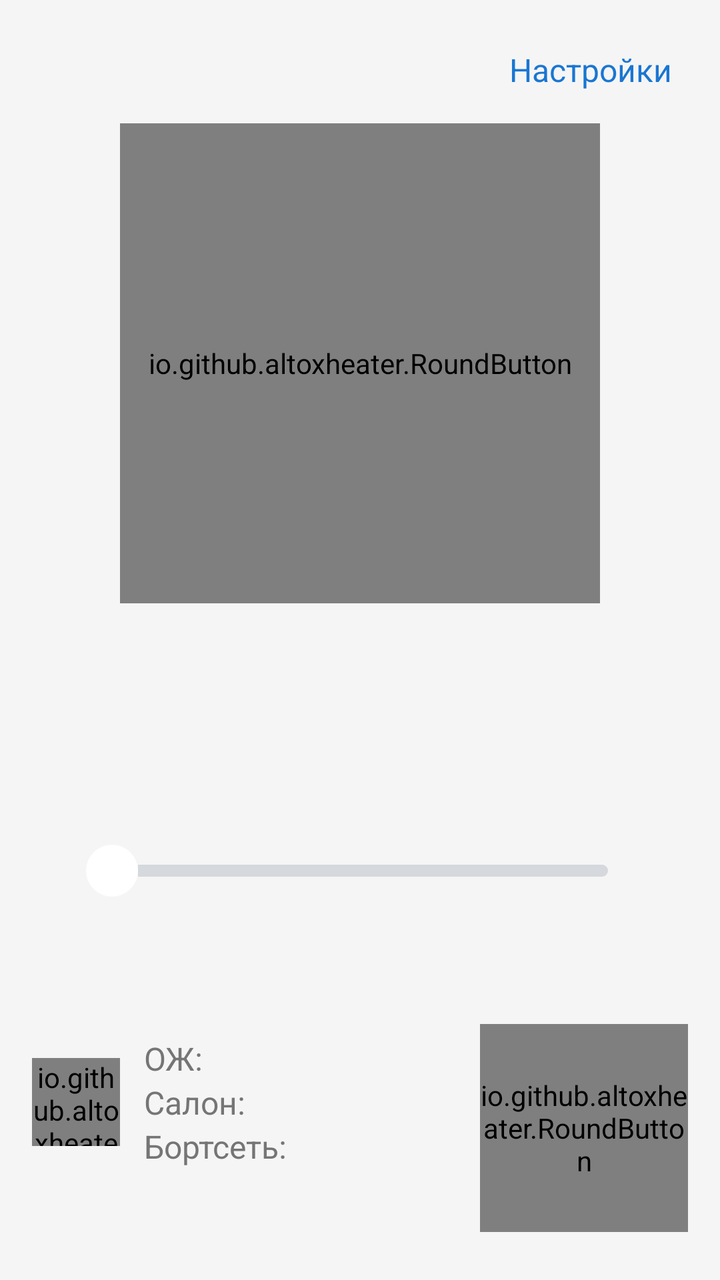
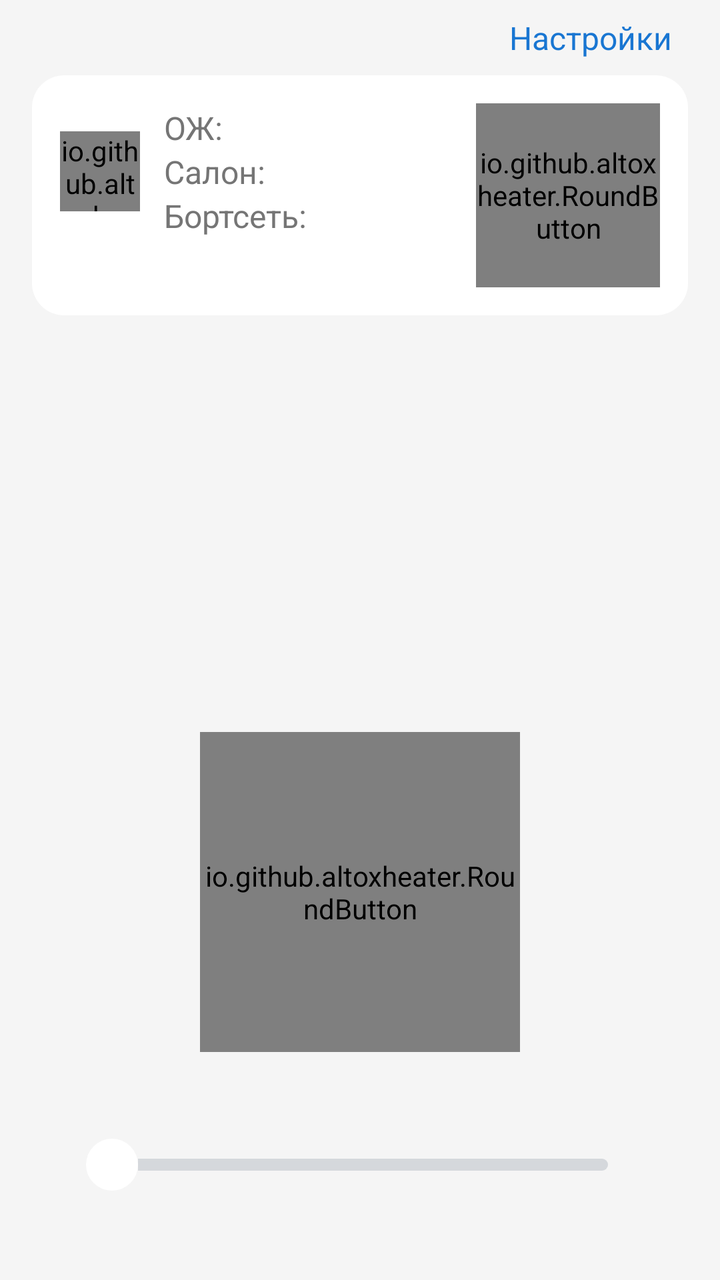

Before-and-after screenshots of an Android layout around one commit, followed by the original layout XML and the change that was made.
<!-- AndroidManifest.xml: application theme AppTheme -->
<!-- res/layout/activity_main.xml -->
<?xml version="1.0" encoding="utf-8"?>
<FrameLayout xmlns:android="http://schemas.android.com/apk/res/android"
    android:layout_width="match_parent"
    android:layout_height="match_parent"
    android:fitsSystemWindows="true">

<LinearLayout
    android:layout_width="match_parent"
    android:layout_height="match_parent"
    android:gravity="center_horizontal"
    android:orientation="vertical"
    android:padding="16dp">

    <TextView
        android:id="@+id/settings"
        android:layout_width="wrap_content"
        android:layout_height="wrap_content"
        android:layout_gravity="end"
        android:background="?android:attr/selectableItemBackground"
        android:padding="8dp"
        android:text="@string/settings"
        android:textColor="@color/accent"
        android:textSize="16sp" />

    <io.github.altoxheater.RoundButton
        android:id="@+id/power"
        android:layout_width="240dp"
        android:layout_height="240dp"
        android:layout_marginTop="8dp" />

    <TextView
        android:id="@+id/caption"
        android:layout_width="wrap_content"
        android:layout_height="wrap_content"
        android:layout_marginTop="16dp"
        android:textColor="@color/text"
        android:textSize="20sp" />

    <TextView
        android:id="@+id/message"
        android:layout_width="wrap_content"
        android:layout_height="wrap_content"
        android:layout_marginTop="6dp"
        android:gravity="center"
        android:textColor="@color/error"
        android:textSize="15sp" />

    
    
    <LinearLayout
        android:layout_width="248dp"
        android:layout_height="wrap_content"
        android:layout_marginTop="16dp"
        android:orientation="horizontal">

        <TextView
            android:id="@+id/minutesTitle"
            android:layout_width="0dp"
            android:layout_height="wrap_content"
            android:layout_weight="1"
            android:textColor="@color/text_secondary"
            android:textSize="15sp" />

        <TextView
            android:id="@+id/minutesLabel"
            android:layout_width="wrap_content"
            android:layout_height="wrap_content"
            android:fontFeatureSettings="tnum"
            android:textColor="@color/text"
            android:textSize="15sp" />
    </LinearLayout>

    
    <SeekBar
        android:id="@+id/minutes"
        android:layout_width="280dp"
        android:layout_height="56dp"
        android:paddingStart="16dp"
        android:paddingEnd="16dp"
        android:progressDrawable="@drawable/slider_track"
        android:thumb="@drawable/slider_thumb" />

    <TextView
        android:id="@+id/smsLabel"
        android:layout_width="280dp"
        android:layout_height="wrap_content"
        android:paddingStart="16dp"
        android:paddingEnd="16dp"
        android:textColor="@color/text_secondary"
        android:textSize="13sp" />

    <Space
        android:layout_width="0dp"
        android:layout_height="0dp"
        android:layout_weight="1" />

    <LinearLayout
        android:layout_width="match_parent"
        android:layout_height="wrap_content"
        android:layout_marginBottom="8dp"
        android:gravity="center_vertical"
        android:orientation="horizontal">

        <LinearLayout
            android:id="@+id/statusBlock"
            android:layout_width="0dp"
            android:layout_height="wrap_content"
            android:layout_weight="1"
            android:orientation="vertical">

            <LinearLayout
                android:layout_width="wrap_content"
                android:layout_height="wrap_content"
                android:gravity="center_vertical"
                android:orientation="horizontal">

                <io.github.altoxheater.FlameView
                    android:id="@+id/flame"
                    android:layout_width="44dp"
                    android:layout_height="44dp"
                    android:layout_marginEnd="12dp" />

                <TextView
                    android:id="@+id/statusLabels"
                    android:layout_width="wrap_content"
                    android:layout_height="wrap_content"
                    android:lineSpacingExtra="3dp"
                    android:text="ОЖ:\nСалон:\nБортсеть:"
                    android:textColor="@color/text_secondary"
                    android:textSize="16sp" />

                
                <TextView
                    android:id="@+id/statusInfo"
                    android:layout_width="wrap_content"
                    android:layout_height="wrap_content"
                    android:layout_marginStart="12dp"
                    android:gravity="end"
                    android:lineSpacingExtra="3dp"
                    android:textColor="@color/text"
                    android:textSize="16sp" />
            </LinearLayout>

            <TextView
                android:id="@+id/statusTime"
                android:layout_width="wrap_content"
                android:layout_height="wrap_content"
                android:layout_marginTop="8dp"
                android:ellipsize="end"
                android:fontFeatureSettings="tnum"
                android:maxLines="1"
                android:textColor="@color/text_secondary"
                android:textSize="13sp" />
        </LinearLayout>

        <io.github.altoxheater.RoundButton
            android:id="@+id/status"
            android:layout_width="104dp"
            android:layout_height="104dp"
            android:layout_marginStart="12dp" />
    </LinearLayout>
</LinearLayout>
</FrameLayout>
<!-- resources referenced by this layout -->
<resources>
  <color name="accent">#1976D2</color>
  <color name="error">#C62828</color>
  <color name="text">#212121</color>
  <color name="text_secondary">#757575</color>
  <!-- drawable slider_thumb (drawable) -->
  <?xml version="1.0" encoding="utf-8"?>
  <shape xmlns:android="http://schemas.android.com/apk/res/android" android:shape="oval">
      <solid android:color="#FFFFFF" />
      <size android:width="26dp" android:height="26dp" />
  </shape>
  <!-- drawable slider_track (drawable) -->
  <?xml version="1.0" encoding="utf-8"?>
  <layer-list xmlns:android="http://schemas.android.com/apk/res/android">
      <item
          android:id="@android:id/background"
          android:gravity="center_vertical|fill_horizontal">
          <shape>
              <corners android:radius="3dp" />
              <size android:height="6dp" />
              <solid android:color="#D5D8DC" />
          </shape>
      </item>
      <item
          android:id="@android:id/progress"
          android:gravity="center_vertical|fill_horizontal">
          <scale android:scaleWidth="100%">
              <shape>
                  <corners android:radius="3dp" />
                  <size android:height="6dp" />
                  <solid android:color="#FFFFFF" />
              </shape>
          </scale>
      </item>
  </layer-list>
  <string name="settings">Настройки</string>
  <style name="AppTheme" parent="android:Theme.Material.Light.NoActionBar">
          <item name="android:colorPrimary">@color/accent</item>
          <item name="android:colorAccent">@color/accent</item>
          <item name="android:windowBackground">@color/background</item>
          <item name="android:statusBarColor">@color/background</item>
          <item name="android:navigationBarColor">@color/background</item>
          <item name="android:windowLightStatusBar">true</item>
      </style>
  <color name="background">#F5F5F5</color>
</resources>

<!-- the commit's change to res/layout/activity_main.xml (unified diff, before → after) -->
@@ -4,12 +4,20 @@
     android:layout_height="match_parent"
     android:fitsSystemWindows="true">
 
+
+<ScrollView
+    android:layout_width="match_parent"
+    android:layout_height="match_parent"
+    android:fillViewport="true">
+
 <LinearLayout
     android:layout_width="match_parent"
-    android:layout_height="match_parent"
+    android:layout_height="wrap_content"
     android:gravity="center_horizontal"
     android:orientation="vertical"
-    android:padding="16dp">
+    android:paddingStart="16dp"
+    android:paddingEnd="16dp"
+    android:paddingBottom="12dp">
 
     <TextView
         android:id="@+id/settings"
@@ -22,35 +30,204 @@
         android:textColor="@color/accent"
         android:textSize="16sp" />
 
-    <io.github.altoxheater.RoundButton
-        android:id="@+id/power"
-        android:layout_width="240dp"
-        android:layout_height="240dp"
-        android:layout_marginTop="8dp" />
+    
+    <LinearLayout
+        android:layout_width="match_parent"
+        android:layout_height="wrap_content"
+        android:background="@drawable/card"
+        android:orientation="vertical"
+        android:padding="14dp">
+
+        <LinearLayout
+            android:layout_width="match_parent"
+            android:layout_height="wrap_content"
+            android:gravity="center_vertical"
+            android:orientation="horizontal">
+
+            <LinearLayout
+                android:id="@+id/statusBlock"
+                android:layout_width="0dp"
+                android:layout_height="wrap_content"
+                android:layout_weight="1"
+                android:orientation="vertical">
+
+                <LinearLayout
+                    android:layout_width="wrap_content"
+                    android:layout_height="wrap_content"
+                    android:gravity="center_vertical"
+                    android:orientation="horizontal">
+
+                    <io.github.altoxheater.FlameView
+                        android:id="@+id/flame"
+                        android:layout_width="40dp"
+                        android:layout_height="40dp"
+                        android:layout_marginEnd="12dp" />
+
+                    <TextView
+                        android:id="@+id/statusLabels"
+                        android:layout_width="wrap_content"
+                        android:layout_height="wrap_content"
+                        android:lineSpacingExtra="3dp"
+                        android:text="ОЖ:\nСалон:\nБортсеть:"
+                        android:textColor="@color/text_secondary"
+                        android:textSize="16sp" />
+
+                    
+                    <TextView
+                        android:id="@+id/statusInfo"
+                        android:layout_width="wrap_content"
+                        android:layout_height="wrap_content"
+                        android:layout_marginStart="12dp"
+                        android:gravity="end"
+                        android:lineSpacingExtra="3dp"
+                        android:textColor="@color/text"
+                        android:textSize="16sp" />
+                </LinearLayout>
+
+                <TextView
+                    android:id="@+id/statusTime"
+                    android:layout_width="wrap_content"
+                    android:layout_height="wrap_content"
+                    android:layout_marginTop="6dp"
+                    android:ellipsize="end"
+                    android:fontFeatureSettings="tnum"
+                    android:maxLines="1"
+                    android:textColor="@color/text_secondary"
+                    android:textSize="13sp" />
+            </LinearLayout>
+
+            <io.github.altoxheater.RoundButton
+                android:id="@+id/status"
+                android:layout_width="92dp"
+                android:layout_height="92dp"
+                android:layout_marginStart="8dp" />
+        </LinearLayout>
+
+        
+        <LinearLayout
+            android:id="@+id/forecastBlock"
+            android:layout_width="match_parent"
+            android:layout_height="wrap_content"
+            android:layout_marginTop="10dp"
+            android:orientation="vertical"
+            android:visibility="gone">
+
+            <LinearLayout
+                android:layout_width="match_parent"
+                android:layout_height="wrap_content"
+                android:gravity="center_vertical"
+                android:orientation="horizontal">
+
+                <TextView
+                    android:layout_width="0dp"
+                    android:layout_height="wrap_content"
+                    android:layout_weight="1"
+                    android:text="ОЖ сейчас, прогноз"
+                    android:textColor="@color/text"
+                    android:textSize="16sp" />
+
+                <TextView
+                    android:id="@+id/forecast"
+                    android:layout_width="wrap_content"
+                    android:layout_height="wrap_content"
+                    android:fontFeatureSettings="tnum"
+                    android:textColor="@color/btn_on"
+                    android:textSize="28sp"
+                    android:textStyle="bold" />
+            </LinearLayout>
+
+            <TextView
+                android:id="@+id/forecastNote"
+                android:layout_width="match_parent"
+                android:layout_height="wrap_content"
+                android:textColor="@color/text_secondary"
+                android:textSize="13sp" />
+        </LinearLayout>
+    </LinearLayout>
+
+    
+    <LinearLayout
+        android:id="@+id/historyCard"
+        android:layout_width="match_parent"
+        android:layout_height="wrap_content"
+        android:layout_marginTop="10dp"
+        android:background="@drawable/card"
+        android:orientation="vertical"
+        android:padding="14dp"
+        android:visibility="gone">
+
+        <LinearLayout
+            android:layout_width="match_parent"
+            android:layout_height="wrap_content"
+            android:gravity="center_vertical"
+            android:orientation="horizontal">
+
+            <TextView
+                android:layout_width="0dp"
+                android:layout_height="wrap_content"
+                android:layout_weight="1"
+                android:text="История"
+                android:textColor="@color/text"
+                android:textSize="16sp"
+                android:textStyle="bold" />
+
+            <TextView
+                android:id="@+id/legend"
+                android:layout_width="wrap_content"
+                android:layout_height="wrap_content"
+                android:textColor="@color/text_secondary"
+                android:textSize="12sp" />
+        </LinearLayout>
+
+        <io.github.altoxheater.HistoryView
+            android:id="@+id/chart"
+            android:layout_width="match_parent"
+            android:layout_height="120dp"
+            android:layout_marginTop="8dp" />
+
+        <LinearLayout
+            android:id="@+id/historyList"
+            android:layout_width="match_parent"
+            android:layout_height="wrap_content"
+            android:layout_marginTop="6dp"
+            android:orientation="vertical" />
+    </LinearLayout>
+
+    <Space
+        android:layout_width="0dp"
+        android:layout_height="0dp"
+        android:layout_weight="1" />
 
     <TextView
         android:id="@+id/caption"
         android:layout_width="wrap_content"
         android:layout_height="wrap_content"
-        android:layout_marginTop="16dp"
+        android:layout_marginTop="12dp"
+        android:gravity="center"
         android:textColor="@color/text"
-        android:textSize="20sp" />
+        android:textSize="18sp" />
 
     <TextView
         android:id="@+id/message"
         android:layout_width="wrap_content"
         android:layout_height="wrap_content"
-        android:layout_marginTop="6dp"
+        android:layout_marginTop="4dp"
         android:gravity="center"
         android:textColor="@color/error"
         android:textSize="15sp" />
 
+    <io.github.altoxheater.RoundButton
+        android:id="@+id/power"
+        android:layout_width="160dp"
+        android:layout_height="160dp"
+        android:layout_marginTop="10dp" />
+
     
     
     <LinearLayout
         android:layout_width="248dp"
         android:layout_height="wrap_content"
-        android:layout_marginTop="16dp"
+        android:layout_marginTop="8dp"
         android:orientation="horizontal">
 
         <TextView
@@ -89,75 +266,6 @@
         android:textColor="@color/text_secondary"
         android:textSize="13sp" />
 
-    <Space
-        android:layout_width="0dp"
-        android:layout_height="0dp"
-        android:layout_weight="1" />
-
-    <LinearLayout
-        android:layout_width="match_parent"
-        android:layout_height="wrap_content"
-        android:layout_marginBottom="8dp"
-        android:gravity="center_vertical"
-        android:orientation="horizontal">
-
-        <LinearLayout
-            android:id="@+id/statusBlock"
-            android:layout_width="0dp"
-            android:layout_height="wrap_content"
-            android:layout_weight="1"
-            android:orientation="vertical">
-
-            <LinearLayout
-                android:layout_width="wrap_content"
-                android:layout_height="wrap_content"
-                android:gravity="center_vertical"
-                android:orientation="horizontal">
-
-                <io.github.altoxheater.FlameView
-                    android:id="@+id/flame"
-                    android:layout_width="44dp"
-                    android:layout_height="44dp"
-                    android:layout_marginEnd="12dp" />
-
-                <TextView
-                    android:id="@+id/statusLabels"
-                    android:layout_width="wrap_content"
-                    android:layout_height="wrap_content"
-                    android:lineSpacingExtra="3dp"
-                    android:text="ОЖ:\nСалон:\nБортсеть:"
-                    android:textColor="@color/text_secondary"
-                    android:textSize="16sp" />
-
-                
-                <TextView
-                    android:id="@+id/statusInfo"
-                    android:layout_width="wrap_content"
-                    android:layout_height="wrap_content"
-                    android:layout_marginStart="12dp"
-                    android:gravity="end"
-                    android:lineSpacingExtra="3dp"
-                    android:textColor="@color/text"
-                    android:textSize="16sp" />
-            </LinearLayout>
-
-            <TextView
-                android:id="@+id/statusTime"
-                android:layout_width="wrap_content"
-                android:layout_height="wrap_content"
-                android:layout_marginTop="8dp"
-                android:ellipsize="end"
-                android:fontFeatureSettings="tnum"
-                android:maxLines="1"
-                android:textColor="@color/text_secondary"
-                android:textSize="13sp" />
-        </LinearLayout>
-
-        <io.github.altoxheater.RoundButton
-            android:id="@+id/status"
-            android:layout_width="104dp"
-            android:layout_height="104dp"
-            android:layout_marginStart="12dp" />
-    </LinearLayout>
 </LinearLayout>
+</ScrollView>
 </FrameLayout>
<!-- resource entries referenced after the edit -->
@@ -1,9 +1,16 @@
 <!-- resources referenced by this layout -->
 <resources>
   <color name="accent">#1976D2</color>
+  <color name="btn_on">#E0574B</color>
   <color name="error">#C62828</color>
   <color name="text">#212121</color>
   <color name="text_secondary">#757575</color>
+  <!-- drawable card (drawable) -->
+  <?xml version="1.0" encoding="utf-8"?>
+  <shape xmlns:android="http://schemas.android.com/apk/res/android">
+      <solid android:color="@color/card" />
+      <corners android:radius="16dp" />
+  </shape>
   <!-- drawable slider_thumb (drawable) -->
   <?xml version="1.0" encoding="utf-8"?>
   <shape xmlns:android="http://schemas.android.com/apk/res/android" android:shape="oval">
@@ -43,6 +50,7 @@
           <item name="android:navigationBarColor">@color/background</item>
           <item name="android:windowLightStatusBar">true</item>
       </style>
+  <color name="card">#FFFFFF</color>
   <color name="background">#F5F5F5</color>
 </resources>
 
